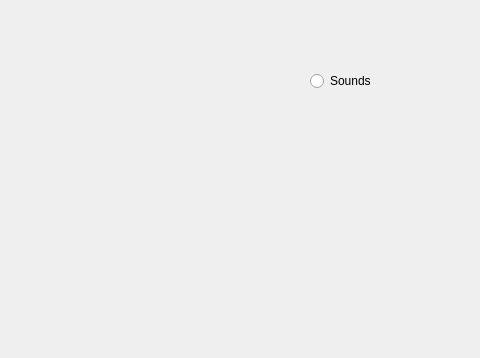
Qt form SettingsWidget.ui (Nemkof/Pacman-Among-Us) before a commit.
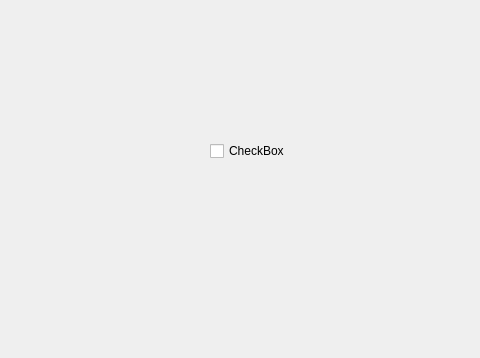
The same form after that commit.

What changed in the file:
```diff
--- a/SettingsWidget.ui
+++ b/SettingsWidget.ui
@@ -13,17 +13,17 @@
   <property name="windowTitle">
    <string>Form</string>
   </property>
-  <widget class="QRadioButton" name="radioButton">
+  <widget class="QCheckBox" name="checkBox">
    <property name="geometry">
     <rect>
-     <x>310</x>
-     <y>70</y>
-     <width>91</width>
+     <x>210</x>
+     <y>140</y>
+     <width>77</width>
      <height>22</height>
     </rect>
    </property>
    <property name="text">
-    <string>Sounds</string>
+    <string>CheckBox</string>
    </property>
   </widget>
  </widget>
```
